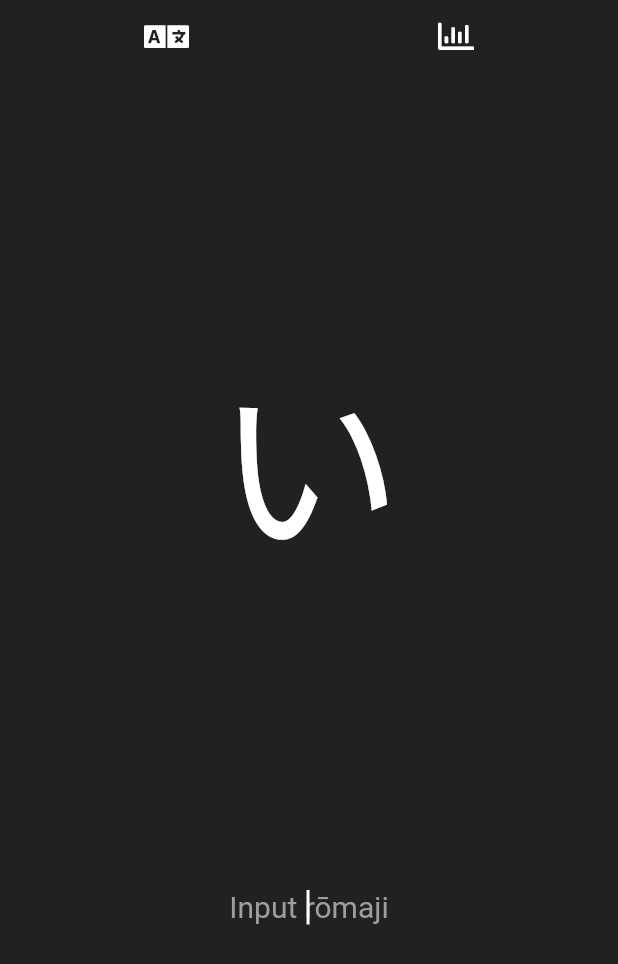
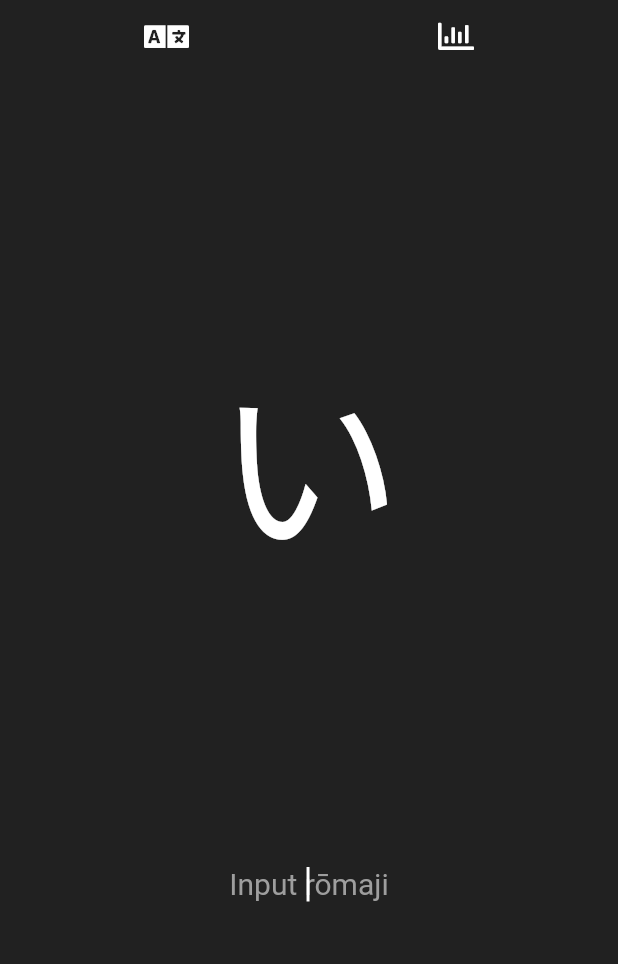
Before and after one commit to aeri/Nihonoari-App, a Flutter app: the screen it shows after launch, after a tap on "Hiragana", after a tap on "Start", on a phone screen of 412 x 824 dp. Shown: the top 964 px of the screen. Run offline on Flutter 3.47's test engine with Material 2 defaults, Android fonts, the light colour scheme and no system bars; our stand-ins replace font_awesome_flutter, shared_preferences; missing offline and left inert: kana_kit; Roboto replaces fonts that are missing (MP1P_LIGHT).

Commit message:
fix: adaptable quiz for different screen sizes

```diff
--- a/lib/main.dart
+++ b/lib/main.dart
@@ -257,7 +257,7 @@ class _State extends State<MyApp> {
                             text: 'nihonoari ',
                             style: TextStyle(
                               fontFamily: 'MP1P_LIGHT',
-                              fontSize: 30.0,
+                              fontSize: 25.0,
                               color: Colors.white,
                             ),
                             children: <TextSpan>[
@@ -289,7 +289,7 @@ class _State extends State<MyApp> {
                     ],
                   )),
               Expanded(
-                flex: 2,
+                flex: 3,
                 child: Theme(
                   data: ThemeData(unselectedWidgetColor: Colors.white),
                   child: new Column(children: <Widget>[
--- a/lib/party.dart
+++ b/lib/party.dart
@@ -229,7 +229,11 @@ class _Party extends State<Party> {
                   child: Padding(
                     padding: EdgeInsets.all(10.0),
                     child: Center(
-                      child: Text(
+                      child:
+                      FittedBox(
+                          fit: BoxFit.fitWidth,
+                          child:
+                      Text(
                         QuizBrain.currentQuestion!.question ?? "",
                         textAlign: TextAlign.center,
                         style: TextStyle(
@@ -238,13 +242,12 @@ class _Party extends State<Party> {
                           color: _result,
                         ),
                       ),
+                      ),
                     ),
                   ),
                 ),
                 Expanded(
-                  child: Padding(
-                      padding: EdgeInsets.all(15.0),
-                      child: TextField(
+                  child: TextField(
                         textInputAction: TextInputAction.done,
                         controller: _controller,
                         focusNode: _focusNode,
@@ -329,7 +332,7 @@ class _Party extends State<Party> {
 
                         },
                       )),
-                ),
+
                 Expanded(
                   child: Row(
                     children: scoreKeeper,
```
Also changed, not shown: lib/table.dart (+1 -34 lines).
